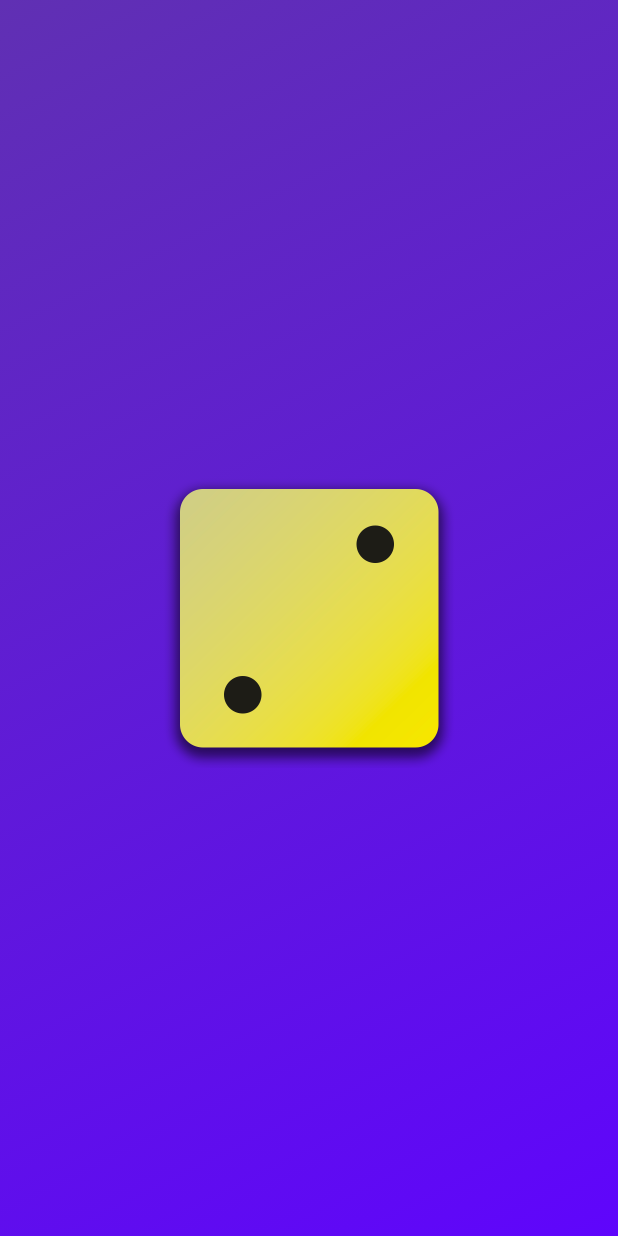
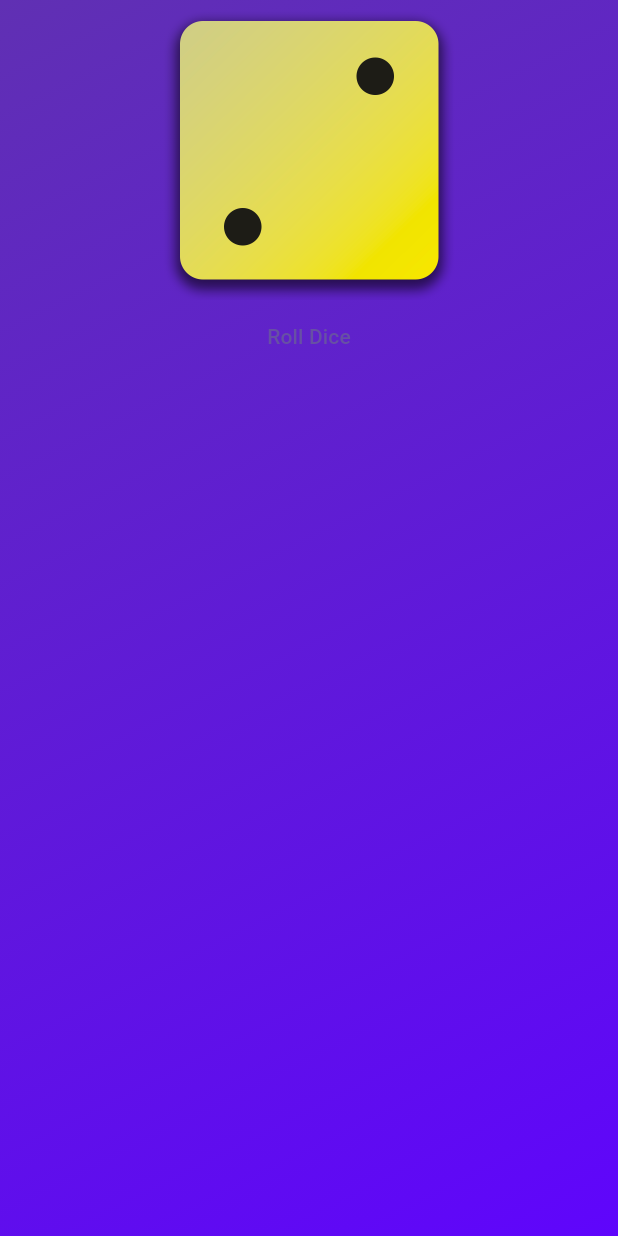
Before and after one commit to godomainz/flutter_first_app_2, a Flutter app: the screen it shows after launch, on a phone screen of 412 x 824 dp. Run offline on Flutter 3.47's test engine with Material 3 defaults, Android fonts, the phone set to English and light mode, and no system bars.

Commit message:
46. Adding Buttons & Using Functions As Values

```diff
--- a/lib/gradient_container.dart
+++ b/lib/gradient_container.dart
@@ -1,3 +1,5 @@
+import 'dart:developer';
+
 import 'package:flutter/material.dart';
 
 var startAlignment = Alignment.topLeft;
@@ -6,6 +8,10 @@ var endAlignment = Alignment.bottomRight;
 class GradientContainer extends StatelessWidget {
   final List<Color> colors;
   const GradientContainer({super.key, required this.colors});
+
+  void rollDice() {
+    log("Button pressed");
+  }
 
   @override
   Widget build(BuildContext context) {
@@ -18,9 +24,14 @@ class GradientContainer extends StatelessWidget {
         ),
       ),
       child: Center(
-        child: Image.asset(
-          "assets/images/dice-2.png",
-          width: 200,
+        child: Column(
+          children: [
+            Image.asset(
+              "assets/images/dice-2.png",
+              width: 200,
+            ),
+            TextButton(onPressed: rollDice, child: const Text("Roll Dice")),
+          ],
         ),
       ),
     );
```
